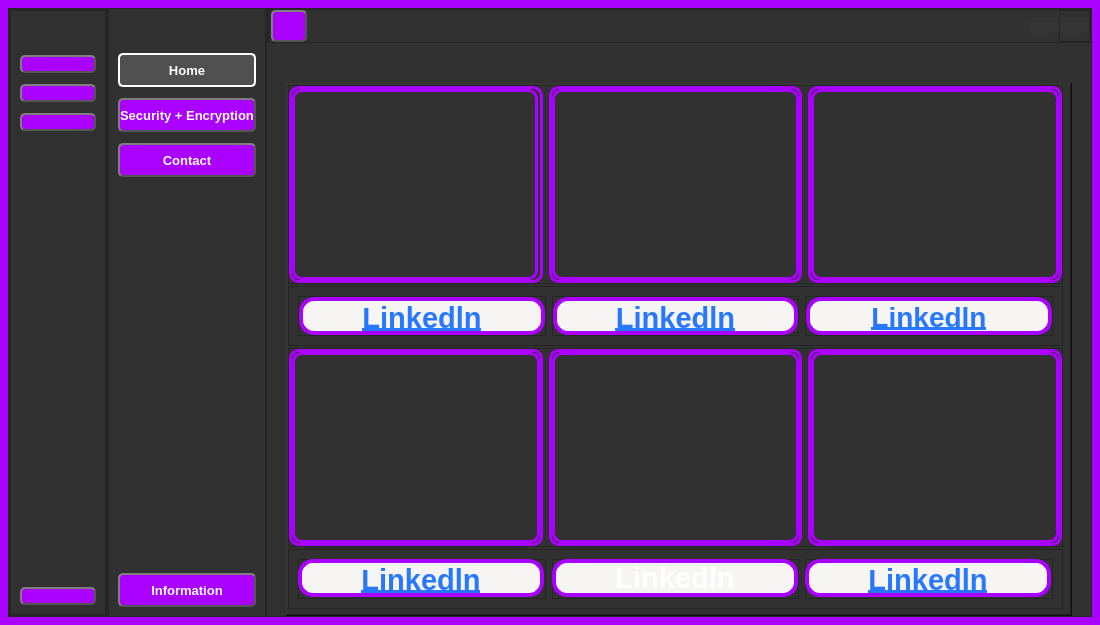
neerajlovecyber/RawDumpTool, file windows/resources/RDTNEW.ui: the form before one commit.
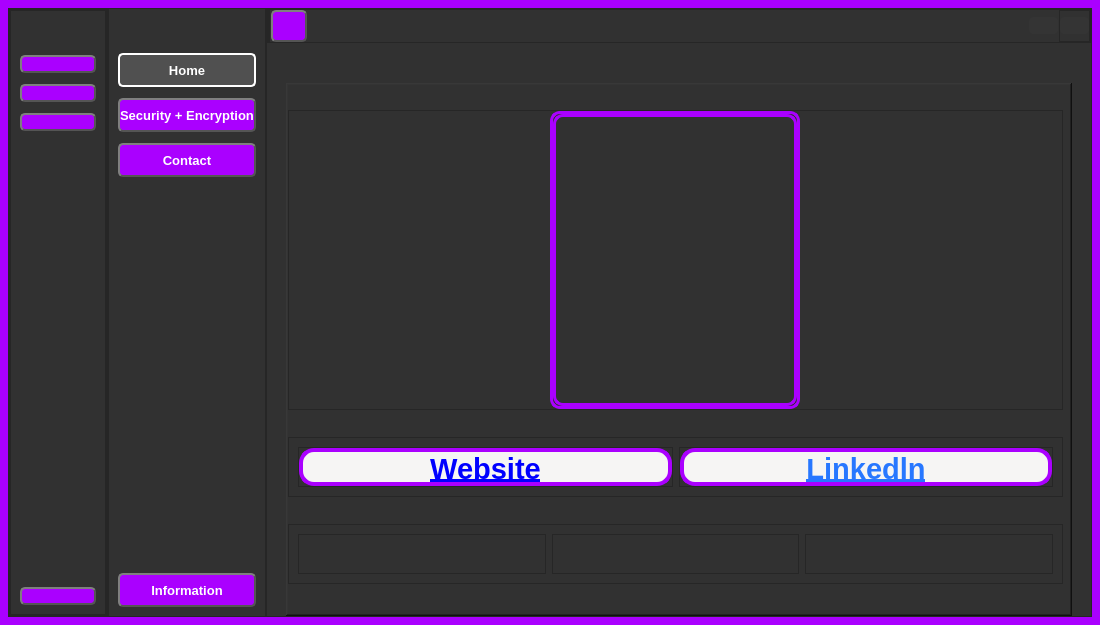
The form after the commit. The open tabs and pages were chosen to show the change. Icons and pictures are not drawn.

What changed in the file:
```diff
--- a/windows/resources/RDTNEW.ui
+++ b/windows/resources/RDTNEW.ui
@@ -1657,7 +1657,7 @@
                    <property name="maximumSize">
                     <size>
                      <width>16777215</width>
-                     <height>200</height>
+                     <height>300</height>
                     </size>
                    </property>
                    <property name="frameShape">
@@ -1682,54 +1682,14 @@
                     <property name="bottomMargin">
                      <number>0</number>
                     </property>
-                    <item>
-                     <widget class="QFrame" name="frame_5">
-                      <property name="styleSheet">
-                       <string notr="true">
-border:3px solid;
-border-color: rgb(170, 0, 255);
-border-radius:10px;</string>
-                      </property>
-                      <property name="frameShape">
-                       <enum>QFrame::StyledPanel</enum>
-                      </property>
-                      <property name="frameShadow">
-                       <enum>QFrame::Raised</enum>
-                      </property>
-                      <layout class="QVBoxLayout" name="verticalLayout_10">
-                       <property name="spacing">
-                        <number>0</number>
-                       </property>
-                       <property name="leftMargin">
-                        <number>0</number>
-                       </property>
-                       <property name="topMargin">
-                        <number>0</number>
-                       </property>
-                       <property name="rightMargin">
-                        <number>2</number>
-                       </property>
-                       <property name="bottomMargin">
-                        <number>0</number>
-                       </property>
-                       <item>
-                        <widget class="QLabel" name="label_10">
-                         <property name="text">
-                          <string/>
-                         </property>
-                         <property name="pixmap">
-                          <pixmap>icons/ghan.png</pixmap>
-                         </property>
-                         <property name="scaledContents">
-                          <bool>true</bool>
-                         </property>
-                        </widget>
-                       </item>
-                      </layout>
-                     </widget>
-                    </item>
                     <item>
                      <widget class="QFrame" name="frame_6">
+                      <property name="maximumSize">
+                       <size>
+                        <width>250</width>
+                        <height>16777215</height>
+                       </size>
+                      </property>
                       <property name="styleSheet">
                        <string notr="true">
 border:3px solid;
@@ -1774,52 +1734,6 @@
                       </layout>
                      </widget>
                     </item>
-                    <item>
-                     <widget class="QFrame" name="frame_9">
-                      <property name="styleSheet">
-                       <string notr="true">
-border:3px solid;
-border-color: rgb(170, 0, 255);
-border-radius:10px;</string>
-                      </property>
-                      <property name="frameShape">
-                       <enum>QFrame::StyledPanel</enum>
-                      </property>
-                      <property name="frameShadow">
-                       <enum>QFrame::Raised</enum>
-                      </property>
-                      <layout class="QVBoxLayout" name="verticalLayout_13">
-                       <property name="spacing">
-                        <number>0</number>
-                       </property>
-                       <property name="leftMargin">
-                        <number>0</number>
-                       </property>
-                       <property name="topMargin">
-                        <number>0</number>
-                       </property>
-                       <property name="rightMargin">
-                        <number>0</number>
-                       </property>
-                       <property name="bottomMargin">
-                        <number>0</number>
-                       </property>
-                       <item>
-                        <widget class="QLabel" name="label_12">
-                         <property name="text">
-                          <string/>
-                         </property>
-                         <property name="pixmap">
-                          <pixmap>icons/aksh.png</pixmap>
-                         </property>
-                         <property name="scaledContents">
-                          <bool>true</bool>
-                         </property>
-                        </widget>
-                       </item>
-                      </layout>
-                     </widget>
-                    </item>
                    </layout>
                   </widget>
                  </item>
@@ -1897,7 +1811,7 @@
 border-radius:15px;</string>
                          </property>
                          <property name="text">
-                          <string>&lt;html&gt;&lt;head/&gt;&lt;body&gt;&lt;p&gt;&lt;a href=&quot;https://www.linkedin.com/in/ghanshyam-kumar-yadav-2001/&quot;&gt;&lt;span style=&quot; text-decoration: underline; color:#2777ff;&quot;&gt;Linkedln&lt;/span&gt;&lt;/a&gt;&lt;/p&gt;&lt;/body&gt;&lt;/html&gt;</string>
+                          <string>&lt;html&gt;&lt;head/&gt;&lt;body&gt;&lt;p&gt;&lt;a href=&quot;https://neerajlovecyber.com/&quot;&gt;&lt;span style=&quot; text-decoration: underline; color:#0000ff;&quot;&gt;Website&lt;/span&gt;&lt;/a&gt;&lt;/p&gt;&lt;/body&gt;&lt;/html&gt;</string>
                          </property>
                          <property name="alignment">
                           <set>Qt::AlignCenter</set>
@@ -1961,237 +1875,6 @@
                       </layout>
                      </widget>
                     </item>
-                    <item>
-                     <widget class="QFrame" name="frame_18">
-                      <property name="frameShape">
-                       <enum>QFrame::StyledPanel</enum>
-                      </property>
-                      <property name="frameShadow">
-                       <enum>QFrame::Raised</enum>
-                      </property>
-                      <layout class="QHBoxLayout" name="horizontalLayout_13">
-                       <property name="spacing">
-                        <number>0</number>
-                       </property>
-                       <property name="leftMargin">
-                        <number>0</number>
-                       </property>
-                       <property name="topMargin">
-                        <number>0</number>
-                       </property>
-                       <property name="rightMargin">
-                        <number>0</number>
-                       </property>
-                       <property name="bottomMargin">
-                        <number>0</number>
-                       </property>
-                       <item>
-                        <widget class="QLabel" name="label_18">
-                         <property name="font">
-                          <font>
-                           <pointsize>21</pointsize>
-                           <bold>true</bold>
-                          </font>
-                         </property>
-                         <property name="styleSheet">
-                          <string notr="true">background-color: rgb(246, 245, 244);
-color: rgb(255, 255, 255);
-
-border:4px solid;
-border-color: rgb(170, 0, 255);
-border-radius:15px;</string>
-                         </property>
-                         <property name="text">
-                          <string>&lt;html&gt;&lt;head/&gt;&lt;body&gt;&lt;p&gt;&lt;a href=&quot;https://www.linkedin.com/in/aksh-choudhary-686466239&quot;&gt;&lt;span style=&quot; text-decoration: underline; color:#2777ff;&quot;&gt;Linkedln&lt;/span&gt;&lt;/a&gt;&lt;/p&gt;&lt;/body&gt;&lt;/html&gt;</string>
-                         </property>
-                         <property name="alignment">
-                          <set>Qt::AlignCenter</set>
-                         </property>
-                         <property name="openExternalLinks">
-                          <bool>true</bool>
-                         </property>
-                        </widget>
-                       </item>
-                      </layout>
-                     </widget>
-                    </item>
-                   </layout>
-                  </widget>
-                 </item>
-                 <item>
-                  <widget class="QFrame" name="frame_4">
-                   <property name="maximumSize">
-                    <size>
-                     <width>16777215</width>
-                     <height>200</height>
-                    </size>
-                   </property>
-                   <property name="frameShape">
-                    <enum>QFrame::StyledPanel</enum>
-                   </property>
-                   <property name="frameShadow">
-                    <enum>QFrame::Raised</enum>
-                   </property>
-                   <layout class="QHBoxLayout" name="horizontalLayout_6">
-                    <property name="spacing">
-                     <number>6</number>
-                    </property>
-                    <property name="leftMargin">
-                     <number>0</number>
-                    </property>
-                    <property name="topMargin">
-                     <number>0</number>
-                    </property>
-                    <property name="rightMargin">
-                     <number>0</number>
-                    </property>
-                    <property name="bottomMargin">
-                     <number>0</number>
-                    </property>
-                    <item>
-                     <widget class="QFrame" name="frame_10">
-                      <property name="maximumSize">
-                       <size>
-                        <width>16777215</width>
-                        <height>250</height>
-                       </size>
-                      </property>
-                      <property name="styleSheet">
-                       <string notr="true">
-border:3px solid;
-border-color: rgb(170, 0, 255);
-border-radius:10px;</string>
-                      </property>
-                      <property name="frameShape">
-                       <enum>QFrame::StyledPanel</enum>
-                      </property>
-                      <property name="frameShadow">
-                       <enum>QFrame::Raised</enum>
-                      </property>
-                      <layout class="QHBoxLayout" name="horizontalLayout_9">
-                       <property name="spacing">
-                        <number>0</number>
-                       </property>
-                       <property name="leftMargin">
-                        <number>0</number>
-                       </property>
-                       <property name="topMargin">
-                        <number>0</number>
-                       </property>
-                       <property name="rightMargin">
-                        <number>0</number>
-                       </property>
-                       <property name="bottomMargin">
-                        <number>0</number>
-                       </property>
-                       <item>
-                        <widget class="QLabel" name="label_13">
-                         <property name="text">
-                          <string/>
-                         </property>
-                         <property name="pixmap">
-                          <pixmap>icons/shr.png</pixmap>
-                         </property>
-                         <property name="scaledContents">
-                          <bool>true</bool>
-                         </property>
-                        </widget>
-                       </item>
-                      </layout>
-                     </widget>
-                    </item>
-                    <item>
-                     <widget class="QFrame" name="frame_11">
-                      <property name="styleSheet">
-                       <string notr="true">
-border:3px solid;
-border-color: rgb(170, 0, 255);
-border-radius:10px;</string>
-                      </property>
-                      <property name="frameShape">
-                       <enum>QFrame::StyledPanel</enum>
-                      </property>
-                      <property name="frameShadow">
-                       <enum>QFrame::Raised</enum>
-                      </property>
-                      <layout class="QVBoxLayout" name="verticalLayout_15">
-                       <property name="spacing">
-                        <number>0</number>
-                       </property>
-                       <property name="leftMargin">
-                        <number>0</number>
-                       </property>
-                       <property name="topMargin">
-                        <number>0</number>
-                       </property>
-                       <property name="rightMargin">
-                        <number>0</number>
-                       </property>
-                       <property name="bottomMargin">
-                        <number>0</number>
-                       </property>
-                       <item>
-                        <widget class="QLabel" name="label_14">
-                         <property name="text">
-                          <string/>
-                         </property>
-                         <property name="pixmap">
-                          <pixmap>icons/yog.png</pixmap>
-                         </property>
-                         <property name="scaledContents">
-                          <bool>true</bool>
-                         </property>
-                        </widget>
-                       </item>
-                      </layout>
-                     </widget>
-                    </item>
-                    <item>
-                     <widget class="QFrame" name="frame_12">
-                      <property name="styleSheet">
-                       <string notr="true">
-border:3px solid;
-border-color: rgb(170, 0, 255);
-border-radius:10px;</string>
-                      </property>
-                      <property name="frameShape">
-                       <enum>QFrame::StyledPanel</enum>
-                      </property>
-                      <property name="frameShadow">
-                       <enum>QFrame::Raised</enum>
-                      </property>
-                      <layout class="QHBoxLayout" name="horizontalLayout_10">
-                       <property name="spacing">
-                        <number>0</number>
-                       </property>
-                       <property name="leftMargin">
-                        <number>0</number>
-                       </property>
-                       <property name="topMargin">
-                        <number>0</number>
-                       </property>
-                       <property name="rightMargin">
-                        <number>0</number>
-                       </property>
-                       <property name="bottomMargin">
-                        <number>0</number>
-                       </property>
-                       <item>
-                        <widget class="QLabel" name="label_15">
-                         <property name="text">
-                          <string/>
-                         </property>
-                         <property name="pixmap">
-                          <pixmap>icons/vin.png</pixmap>
-                         </property>
-                         <property name="scaledContents">
-                          <bool>true</bool>
-                         </property>
-                        </widget>
-                       </item>
-                      </layout>
-                     </widget>
-                    </item>
                    </layout>
                   </widget>
                  </item>
@@ -2221,42 +1904,6 @@
                       <property name="frameShadow">
                        <enum>QFrame::Raised</enum>
                       </property>
-                      <widget class="QLabel" name="label_19">
-                       <property name="geometry">
-                        <rect>
-                         <x>0</x>
-                         <y>0</y>
-                         <width>246</width>
-                         <height>38</height>
-                        </rect>
-                       </property>
-                       <property name="font">
-                        <font>
-                         <pointsize>22</pointsize>
-                         <bold>true</bold>
-                        </font>
-                       </property>
-                       <property name="layoutDirection">
-                        <enum>Qt::LeftToRight</enum>
-                       </property>
-                       <property name="styleSheet">
-                        <string notr="true">background-color: rgb(246, 245, 244);
-color: rgb(255, 255, 255);
-
-border:4px solid;
-border-color: rgb(170, 0, 255);
-border-radius:15px;</string>
-                       </property>
-                       <property name="text">
-                        <string>&lt;html&gt;&lt;head/&gt;&lt;body&gt;&lt;p&gt;&lt;a href=&quot;https://www.linkedin.com/in/shreya-patel-402b861aa/&quot;&gt;&lt;span style=&quot; text-decoration: underline; color:#2777ff;&quot;&gt;Linkedln&lt;/span&gt;&lt;/a&gt;&lt;/p&gt;&lt;/body&gt;&lt;/html&gt;</string>
-                       </property>
-                       <property name="alignment">
-                        <set>Qt::AlignCenter</set>
-                       </property>
-                       <property name="openExternalLinks">
-                        <bool>true</bool>
-                       </property>
-                      </widget>
                      </widget>
                     </item>
                     <item>
@@ -2270,42 +1917,6 @@
                       <property name="frameShadow">
                        <enum>QFrame::Raised</enum>
                       </property>
-                      <widget class="QLabel" name="label_20">
-                       <property name="geometry">
-                        <rect>
-                         <x>0</x>
-                         <y>0</y>
-                         <width>246</width>
-                         <height>38</height>
-                        </rect>
-                       </property>
-                       <property name="font">
-                        <font>
-                         <pointsize>22</pointsize>
-                         <bold>true</bold>
-                        </font>
-                       </property>
-                       <property name="layoutDirection">
-                        <enum>Qt::LeftToRight</enum>
-                       </property>
-                       <property name="styleSheet">
-                        <string notr="true">background-color: rgb(246, 245, 244);
-color: rgb(255, 255, 255);
-
-border:4px solid;
-border-color: rgb(170, 0, 255);
-border-radius:15px;</string>
-                       </property>
-                       <property name="text">
-                        <string>&lt;html&gt;&lt;head/&gt;&lt;body&gt;&lt;p&gt;&lt;a href=&quot;file:///media/neeraj/Windows-SSD/Users/nirma/Desktop/Modern_GUI_PyDracula_PySide6_or_PyQt6-master/icons/contact.html#&quot;&gt;&lt;span style=&quot; text-decoration: underline; color:#2777ff;&quot;&gt;Linkedln&lt;/span&gt;&lt;/a&gt;&lt;/p&gt;&lt;/body&gt;&lt;/html&gt;</string>
-                       </property>
-                       <property name="alignment">
-                        <set>Qt::AlignCenter</set>
-                       </property>
-                       <property name="openExternalLinks">
-                        <bool>true</bool>
-                       </property>
-                      </widget>
                      </widget>
                     </item>
                     <item>
@@ -2319,42 +1930,6 @@
                       <property name="frameShadow">
                        <enum>QFrame::Raised</enum>
                       </property>
-                      <widget class="QLabel" name="label_21">
-                       <property name="geometry">
-                        <rect>
-                         <x>0</x>
-                         <y>0</y>
-                         <width>246</width>
-                         <height>38</height>
-                        </rect>
-                       </property>
-                       <property name="font">
-                        <font>
-                         <pointsize>22</pointsize>
-                         <bold>true</bold>
-                        </font>
-                       </property>
-                       <property name="layoutDirection">
-                        <enum>Qt::LeftToRight</enum>
-                       </property>
-                       <property name="styleSheet">
-                        <string notr="true">background-color: rgb(246, 245, 244);
-color: rgb(255, 255, 255);
-
-border:4px solid;
-border-color: rgb(170, 0, 255);
-border-radius:15px;</string>
-                       </property>
-                       <property name="text">
-                        <string>&lt;html&gt;&lt;head/&gt;&lt;body&gt;&lt;p&gt;&lt;a href=&quot;https://www.linkedin.com/in/vinay-pal-a709b0201/&quot;&gt;&lt;span style=&quot; text-decoration: underline; color:#2777ff;&quot;&gt;Linkedln&lt;/span&gt;&lt;/a&gt;&lt;/p&gt;&lt;/body&gt;&lt;/html&gt;</string>
-                       </property>
-                       <property name="alignment">
-                        <set>Qt::AlignCenter</set>
-                       </property>
-                       <property name="openExternalLinks">
-                        <bool>true</bool>
-                       </property>
-                      </widget>
                      </widget>
                     </item>
                    </layout>
```
Left out of the diff: 2 changed lines with no effect on the pictures.
